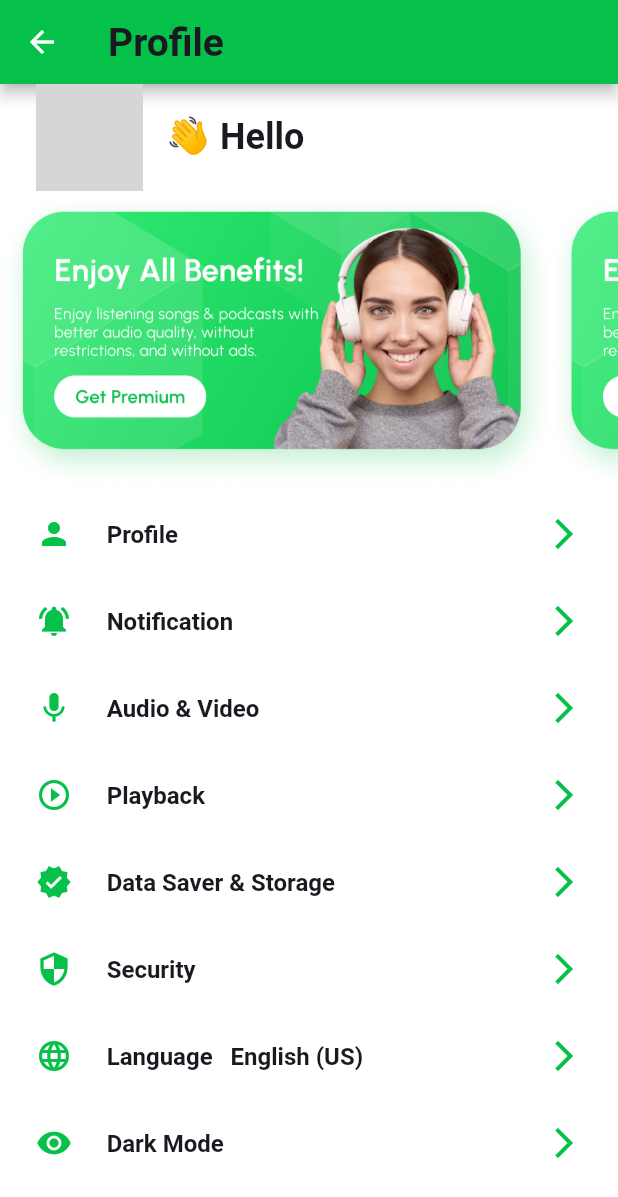
After one commit to bek-n/hear_me, a Flutter app: the ProfilePage screen opened directly, on a phone screen of 412 x 824 dp. The commit adds this screen. Shown: the top 1197 px of the screen. Run offline on Flutter 3.47's test engine with Material 2 defaults, Android fonts, the phone set to English and light mode, and no system bars; our stand-ins replace custom_navigation_bar, flutter_screenutil, flutter_svg, google_fonts, image_cropper, image_picker and 3 more; missing offline and left inert: proste_indexed_stack, rolling_switch, searchbar_animation; accounts and stored records are empty; network calls fail; grey boxes are pictures that could not be loaded.

Commit message:
added profile page

```diff
--- a/lib/home/general_page.dart
+++ b/lib/home/general_page.dart
@@ -1,6 +1,7 @@
 import 'package:custom_navigation_bar/custom_navigation_bar.dart';
 import 'package:flutter/material.dart';
 import 'package:hear_me/home/Search_page.dart';
+import 'package:hear_me/home/popular%20page/Profile_page.dart';
 import 'package:hear_me/style/style.dart';
 import 'home_page.dart';
 import 'package:proste_indexed_stack/proste_indexed_stack.dart';
@@ -17,7 +18,7 @@ class _GeneralPageState extends State<GeneralPage> {
     IndexedStackChild(child: HomePage()),
     IndexedStackChild(child: SearchPage()),
     IndexedStackChild(child: Placeholder()),
-    IndexedStackChild(child: Placeholder()),
+    IndexedStackChild(child: ProfilePage()),
   ];
   int currentIndex = 0;
   PageController _pageController = PageController();
--- a/lib/home/home_page.dart
+++ b/lib/home/home_page.dart
@@ -98,11 +98,12 @@ class _HomePageState extends State<HomePage>
                   setState(() {});
                 },
                 rollingInfoRight: const RollingIconInfo(
+                  backgroundColor: Style.primaryColor,
                   icon: Icons.light_mode,
                 ),
                 rollingInfoLeft: const RollingIconInfo(
                   icon: Icons.dark_mode,
-                  backgroundColor: Colors.grey,
+                  backgroundColor: Style.darkModeColor,
                 ),
               ),
             ],
--- /dev/null
+++ b/lib/home/popular page/Profile_page.dart
@@ -0,0 +1,121 @@
+import 'package:flutter/material.dart';
+import 'package:flutter_screenutil/flutter_screenutil.dart';
+import 'package:google_fonts/google_fonts.dart';
+import 'package:hear_me/style/style.dart';
+import 'package:rolling_switch/rolling_switch.dart';
+import 'package:shared_preferences/shared_preferences.dart';
+
+import '../../model/profile.dart';
+import '../../store/local.dart';
+
+class ProfilePage extends StatefulWidget {
+  const ProfilePage({Key? key}) : super(key: key);
+
+  @override
+  State<ProfilePage> createState() => _ProfilePageState();
+}
+
+class _ProfilePageState extends State<ProfilePage> {
+  String name = '';
+  bool isChangedTheme = true;
+  GlobalKey<ScaffoldState> key = GlobalKey();
+
+  Future<void> getInfo() async {
+    SharedPreferences _local = await SharedPreferences.getInstance();
+    name = _local.getString('nickname') ?? '';
+    isChangedTheme = await LocalStorrre.getTheme();
+    setState(() {});
+  }
+
+  @override
+  void initState() {
+    getInfo();
+    super.initState();
+  }
+
+  @override
+  Widget build(BuildContext context) {
+    return Scaffold(
+      appBar: AppBar(
+        title: Text("Profile"),
+      ),
+      body: SingleChildScrollView(
+        child: Column(
+          children: [
+            Padding(
+              padding: const EdgeInsets.symmetric(horizontal: 24),
+              child: Row(
+                children: [
+                  Container(
+                    height: 80.r,
+                    width: 80.r,
+                    decoration: BoxDecoration(
+                        color: Colors.red,
+                        shape: BoxShape.circle,
+                        image: DecorationImage(
+                            image: NetworkImage(
+                                'https://source.unsplash.com/random/1'),
+                            fit: BoxFit.cover)),
+                  ),
+                  10.horizontalSpace,
+                  Text(
+                    overflow: TextOverflow.fade,
+                    maxLines: 1,
+                    softWrap: false,
+                    ' 👋 Hello $name',
+                    style: Theme.of(context).textTheme.headline5,
+                  ),
+                ],
+              ),
+            ),
+            SizedBox(
+              height: 200,
+              child: ListView.builder(
+                  scrollDirection: Axis.horizontal,
+                  itemCount: 4,
+                  itemBuilder: (context, index) {
+                    return Container(
+                      width: 380.w,
+                      height: 180.h,
+                      decoration: BoxDecoration(
+                          image: DecorationImage(
+                              image: AssetImage('assets/images/prem.png'),
+                              fit: BoxFit.cover),
+                          borderRadius: BorderRadius.circular(32)),
+                    );
+                  }),
+            ),
+            SizedBox(
+              height: MediaQuery.of(context).size.height,
+              child: ListView.builder(
+                  physics: NeverScrollableScrollPhysics(),
+                  itemCount: listOfProfile.length,
+                  itemBuilder: (context, index) {
+                    return Column(
+                      children: [
+                        Padding(
+                          padding: const EdgeInsets.symmetric(
+                              horizontal: 24, vertical: 17),
+                          child: Row(
+                            children: [
+                              listOfProfile[index].icon1,
+                              24.horizontalSpace,
+                              Text(
+                                listOfProfile[index].text,
+                                style: Theme.of(context).textTheme.headline2,
+                              ),
+                              Spacer(),
+                              listOfProfile[index].icon2
+                            ],
+                          ),
+                        ),
+                      ],
+                    );
+                  }),
+            )
+          ],
+        ),
+      ),
+    );
+  }
+}
--- /dev/null
+++ b/lib/model/profile.dart
@@ -0,0 +1,106 @@
+import 'package:flutter/cupertino.dart';
+import 'package:flutter/material.dart';
+import 'package:hear_me/style/style.dart';
+
+class ProfileModel {
+  final Icon icon1;
+  final String text;
+  final Icon icon2;
+
+  ProfileModel({
+    required this.icon1,
+    required this.text,
+    required this.icon2,
+  });
+}
+
+List<ProfileModel> listOfProfile = [
+  ProfileModel(
+    icon1: Icon(
+      Icons.person,
+      color: Style.primaryColor,
+    ),
+    text: 'Profile',
+    icon2: Icon(
+      Icons.arrow_forward_ios,
+      color: Style.primaryColor,
+    ),
+  ),
+  ProfileModel(
+    icon1: Icon(
+      Icons.notifications_active,
+      color: Style.primaryColor,
+    ),
+    text: 'Notification',
+    icon2: Icon(
+      Icons.arrow_forward_ios,
+      color: Style.primaryColor,
+    ),
+  ),
+  ProfileModel(
+    icon1: Icon(
+      Icons.mic,
+      color: Style.primaryColor,
+    ),
+    text: 'Audio & Video',
+    icon2: Icon(
+      Icons.arrow_forward_ios,
+      color: Style.primaryColor,
+    ),
+  ),
+  ProfileModel(
+    icon1: Icon(
+      Icons.play_circle_outline,
+      color: Style.primaryColor,
+    ),
+    text: 'Playback',
+    icon2: Icon(
+      Icons.arrow_forward_ios,
+      color: Style.primaryColor,
+    ),
+  ),
+  ProfileModel(
+    icon1: Icon(
+      Icons.verified,
+      color: Style.primaryColor,
+    ),
+    text: 'Data Saver & Storage',
+    icon2: Icon(
+      Icons.arrow_forward_ios,
+      color: Style.primaryColor,
+    ),
+  ),
+  ProfileModel(
+    icon1: Icon(
+      Icons.security,
+      color: Style.primaryColor,
+    ),
+    text: 'Security',
+    icon2: Icon(
+      Icons.arrow_forward_ios,
+      color: Style.primaryColor,
+    ),
+  ),
+  ProfileModel(
+    icon1: Icon(
+      Icons.language,
+      color: Style.primaryColor,
+    ),
+    text: 'Language   English (US)',
+    icon2: Icon(
+      Icons.arrow_forward_ios,
+      color: Style.primaryColor,
+    ),
+  ),
+  ProfileModel(
+    icon1: Icon(
+      Icons.visibility,
+      color: Style.primaryColor,
+    ),
+    text: 'Dark Mode',
+    icon2: Icon(
+      Icons.arrow_forward_ios,
+      color: Style.primaryColor,
+    ),
+  ),
+];
```
Also changed, not shown: assets/images/prem.png (added).
